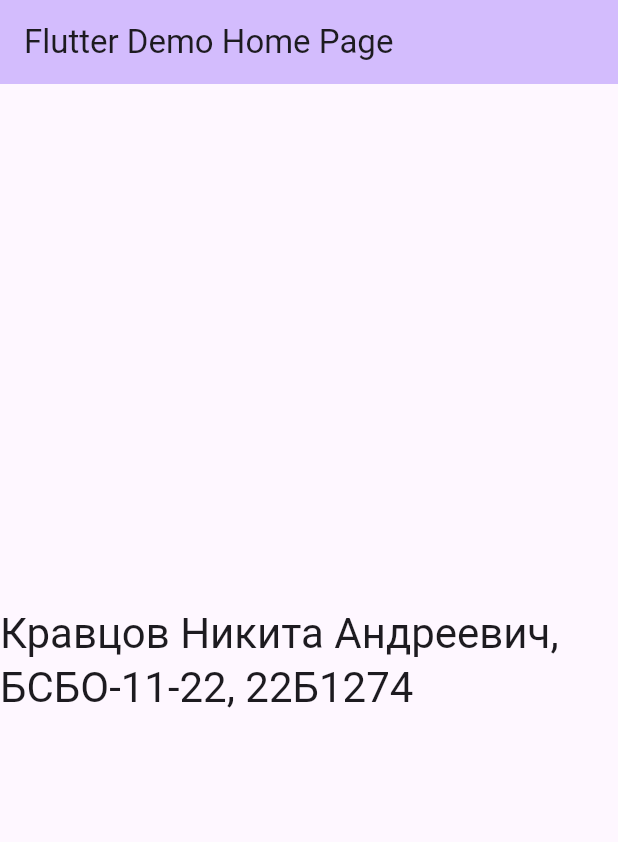
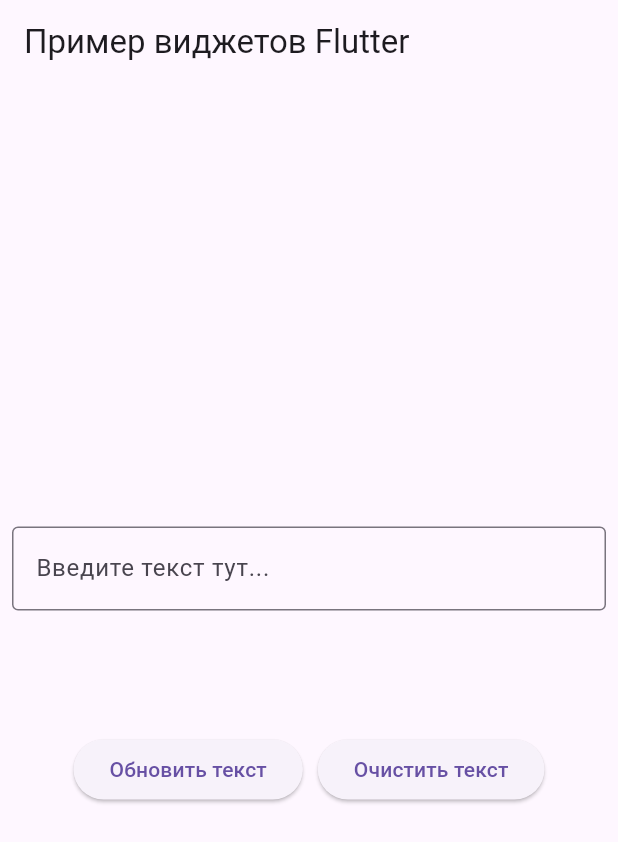
Before and after one commit to FeenKee1/cross-platform1, a Flutter app: the screen it shows after launch, on a phone screen of 412 x 824 dp. Shown: the top 842 px of the screen. Run offline on Flutter 3.47's test engine with Material 3 defaults, Android fonts, the phone set to English and light mode, and no system bars.

Commit message:
praktika 3

```diff
--- a/lib/main.dart
+++ b/lib/main.dart
@@ -1,66 +1,83 @@
 import 'package:flutter/material.dart';
 
 void main() {
-  runApp(const MyApp());
+  runApp(MyApp());
 }
 
 class MyApp extends StatelessWidget {
-  const MyApp({super.key});
-
-  // This widget is the root of your application.
   @override
   Widget build(BuildContext context) {
     return MaterialApp(
-      title: 'Flutter Demo',
-      theme: ThemeData(
-        colorScheme: ColorScheme.fromSeed(seedColor: Colors.deepPurple),
-        useMaterial3: true,
+      home: Scaffold(
+        appBar: AppBar(
+          title: Text('Пример виджетов Flutter'),
+        ),
+        body: MyWidget(),
       ),
-      home: const MyHomePage(title: 'Flutter Demo Home Page'),
     );
   }
 }
 
-class MyHomePage extends StatefulWidget {
-  const MyHomePage({super.key, required this.title});
-
-  final String title;
-
+class MyWidget extends StatefulWidget {
   @override
-  State<MyHomePage> createState() => _MyHomePageState();
+  _MyWidgetState createState() => _MyWidgetState();
 }
 
-class _MyHomePageState extends State<MyHomePage> {
-  int _counter = 0;
+class _MyWidgetState extends State<MyWidget> {
+  String _displayText = '';
+  TextEditingController _textController = TextEditingController();
 
-  void _incrementCounter() {
+  void _updateText() {
     setState(() {
-      _counter++;
+      _displayText = _textController.text.isNotEmpty
+          ? _textController.text
+          : 'Обновить';
+    });
+  }
+
+  void _clearText() {
+    setState(() {
+      _textController.clear();
+      _displayText = '';
     });
   }
 
   @override
   Widget build(BuildContext context) {
-    return Scaffold(
-
-      appBar: AppBar(
-        backgroundColor: Theme.of(context).colorScheme.inversePrimary,
-        title: Text(widget.title),
-      ),
-
-      body: Center(
-
-        child: Column(
-
+    return Column(
+      mainAxisAlignment: MainAxisAlignment.center,
+      children: <Widget>[
+        Padding(
+          padding: const EdgeInsets.all(8.0),
+          child: TextField(
+            controller: _textController,
+            decoration: InputDecoration(
+              hintText: 'Введите текст тут...',
+              border: OutlineInputBorder(),
+            ),
+          ),
+        ),
+        SizedBox(height: 20.0),
+        Text(
+          _displayText,
+          style: TextStyle(fontSize: 24.0),
+        ),
+        SizedBox(height: 20.0),
+        Row(
           mainAxisAlignment: MainAxisAlignment.center,
           children: <Widget>[
-            Text(
-              'Кравцов Никита Андреевич, БСБО-11-22, 22Б1274',
-              style: Theme.of(context).textTheme.headlineMedium,
+            ElevatedButton(
+              onPressed: _updateText,
+              child: Text('Обновить текст'),
+            ),
+            SizedBox(width: 10.0),
+            ElevatedButton(
+              onPressed: _clearText,
+              child: Text('Очистить текст'),
             ),
           ],
         ),
-      ),
+      ],
     );
   }
 }
```
Also changed, not shown: 1 other file.
